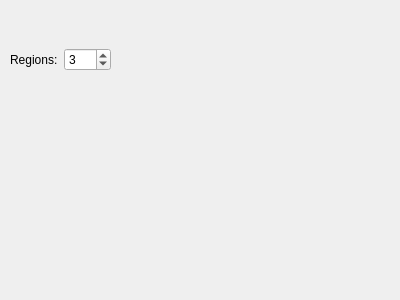
Old version of the form firefly/xafs_scan.ui in the repository spc-group/haven.
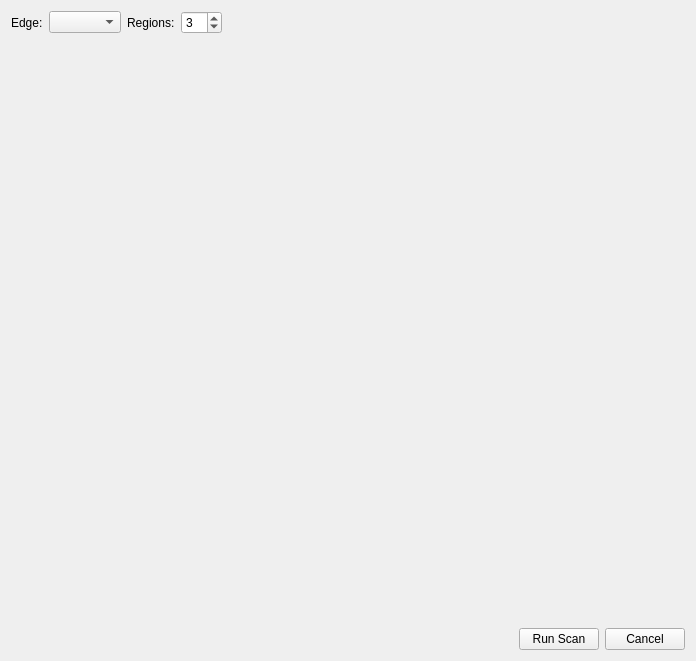
New version of the form. Custom widgets are drawn as their Qt base class.

Commit message: Display() class for the voltmeter UI, and an XAFS scan region UI.

Patch:
```diff
--- a/firefly/xafs_scan.ui
+++ b/firefly/xafs_scan.ui
@@ -6,25 +6,36 @@
    <rect>
     <x>0</x>
     <y>0</y>
-    <width>400</width>
-    <height>300</height>
+    <width>696</width>
+    <height>661</height>
    </rect>
   </property>
   <property name="windowTitle">
    <string>XAFS Scan</string>
   </property>
-  <widget class="QWidget" name="horizontalLayoutWidget">
-   <property name="geometry">
-    <rect>
-     <x>10</x>
-     <y>20</y>
-     <width>101</width>
-     <height>80</height>
-    </rect>
-   </property>
+  <layout class="QVBoxLayout" name="verticalLayout_2">
+   <item>
+    <layout class="QVBoxLayout" name="verticalLayout">
+     <item>
    <layout class="QHBoxLayout" name="horizontalLayout">
     <item>
-     <widget class="QLabel" name="lblNumRegions">
+        <widget class="QLabel" name="edge_label">
+         <property name="sizePolicy">
+          <sizepolicy hsizetype="Fixed" vsizetype="Preferred">
+           <horstretch>0</horstretch>
+           <verstretch>0</verstretch>
+          </sizepolicy>
+         </property>
+         <property name="text">
+          <string>Edge:</string>
+         </property>
+        </widget>
+       </item>
+       <item>
+        <widget class="QComboBox" name="edge_combo_box"/>
+       </item>
+       <item>
+        <widget class="QLabel" name="regions_label">
       <property name="sizePolicy">
        <sizepolicy hsizetype="Fixed" vsizetype="Preferred">
         <horstretch>0</horstretch>
@@ -45,13 +56,97 @@
        <number>3</number>
       </property>
       <property name="displayIntegerBase">
-       <number>16</number>
+          <number>10</number>
       </property>
      </widget>
     </item>
-   </layout>
-  </widget>
- </widget>
+       <item>
+        <spacer name="regions_spacer">
+         <property name="orientation">
+          <enum>Qt::Horizontal</enum>
+         </property>
+         <property name="sizeHint" stdset="0">
+          <size>
+           <width>40</width>
+           <height>20</height>
+          </size>
+         </property>
+        </spacer>
+       </item>
+      </layout>
+     </item>
+     <item>
+      <widget class="PyDMEmbeddedDisplay" name="region_widget">
+       <property name="minimumSize">
+        <size>
+         <width>0</width>
+         <height>25</height>
+        </size>
+       </property>
+       <property name="toolTip">
+        <string/>
+       </property>
+       <property name="filename" stdset="0">
+        <string>xafs_scan_region.py</string>
+       </property>
+      </widget>
+     </item>
+     <item>
+      <spacer name="verticalSpacer">
+       <property name="orientation">
+        <enum>Qt::Vertical</enum>
+       </property>
+       <property name="sizeHint" stdset="0">
+        <size>
+         <width>20</width>
+         <height>40</height>
+        </size>
+       </property>
+      </spacer>
+     </item>
+     <item>
+      <layout class="QHBoxLayout" name="buttons_layout">
+       <item>
+        <spacer name="buttons_spacer">
+         <property name="orientation">
+          <enum>Qt::Horizontal</enum>
+         </property>
+         <property name="sizeHint" stdset="0">
+          <size>
+           <width>40</width>
+           <height>20</height>
+          </size>
+         </property>
+        </spacer>
+       </item>
+       <item>
+        <widget class="QPushButton" name="run_scan_button">
+         <property name="text">
+          <string>Run Scan</string>
+         </property>
+        </widget>
+       </item>
+       <item>
+        <widget class="QPushButton" name="cancel_button">
+         <property name="text">
+          <string>Cancel</string>
+         </property>
+        </widget>
+       </item>
+      </layout>
+     </item>
+    </layout>
+   </item>
+  </layout>
+ </widget>
+ <customwidgets>
+  <customwidget>
+   <class>PyDMEmbeddedDisplay</class>
+   <extends>QFrame</extends>
+   <header>pydm.widgets.embedded_display</header>
+   <container>1</container>
+  </customwidget>
+ </customwidgets>
  <resources/>
  <connections/>
 </ui>
```
Left out of the diff: 2 changed lines with no effect on the pictures. Lines whose indentation alone changed are shown as unchanged. The commit also changes 5 other files.
